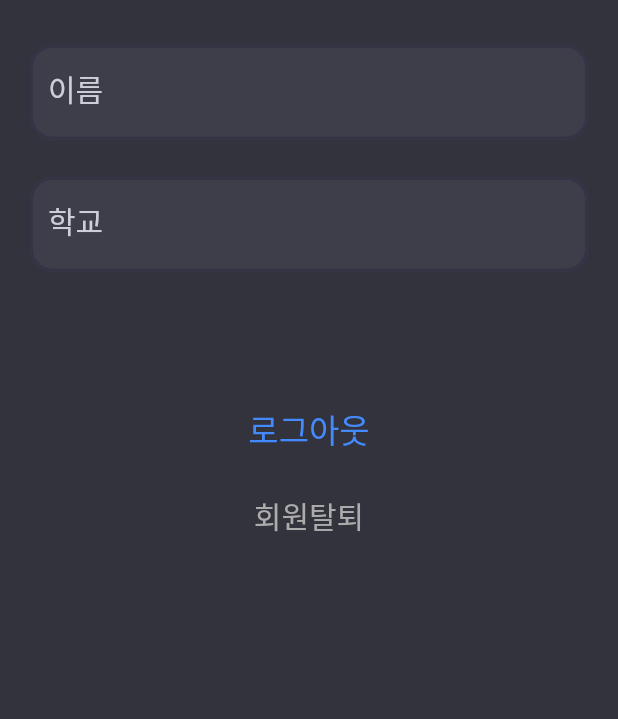
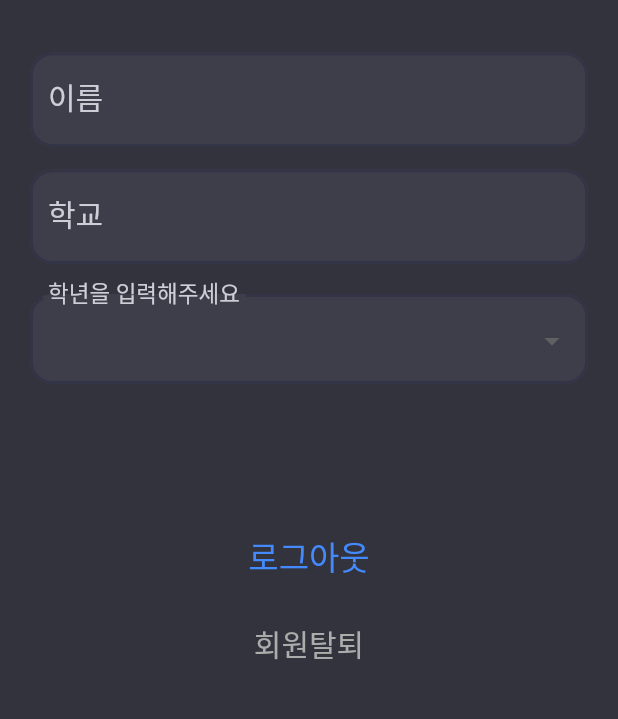
Before and after one commit to Eui9179/dor-app, a Flutter app: the Setting screen opened by its route, after a tap on "완료", on a phone screen of 412 x 824 dp, the part 294-1013 px from its top. Run offline on Flutter 3.47's test engine with Material 2 defaults, Android fonts, the phone set to English and light mode, and no system bars; drawn by our look-alikes of flutter_typeahead; our stand-ins replace contacts_service, dio, firebase_auth, firebase_core, flutter_secure_storage, get and 3 more; missing offline and left inert: direct_select_flutter; accounts and stored records are empty; network calls fail; statements that could not run were skipped.

Commit message:
feature/settings

```diff
--- a/lib/ui/screens/home/main_page_bar.dart
+++ b/lib/ui/screens/home/main_page_bar.dart
@@ -23,7 +23,7 @@ class MainPageBar extends StatelessWidget implements PreferredSizeWidget {
             SizedBox(
               width: 8,
             ),
-            Text('DOR',
+            Text('Fine',
                 style: TextStyle(
                   color: ColorPalette.font,
                   fontSize: 35,
--- a/lib/ui/screens/setting/settting.dart
+++ b/lib/ui/screens/setting/settting.dart
@@ -30,8 +30,11 @@ class _SettingState extends State<Setting> {
   XFile? _image;
   String? _name;
   String _originImage = '';
+  String _detail1 = '';
   bool _isName = true;
+  bool _isNameChange = false;
   bool _isGroup = true;
+  bool _isGroupChange = false;
   bool _isFile = false;
   bool _isLoading = false;
 
@@ -39,7 +42,9 @@ class _SettingState extends State<Setting> {
   void initState() {
     super.initState();
     //TODO: 현재는 그룹 한개만
-    _typeAheadController.text = Get.find<MyGroupsController>().groups[0]["name"];
+    _typeAheadController.text =
+        Get.find<MyGroupsController>().groups[0]["name"];
+    _detail1 = Get.find<MyGroupsController>().groups[0]["detail1"];
     _name = Get.find<MyProfileController>().name;
     _originImage = Get.find<MyProfileController>().profileImage;
   }
@@ -132,7 +137,7 @@ class _SettingState extends State<Setting> {
                   height: 20,
                 ),
                 Container(
-                  margin: const EdgeInsets.only(top: 10, bottom: 10),
+                  margin: const EdgeInsets.only(top: 15, bottom: 15),
                   child: Column(
                     children: [
                       TextFormField(
@@ -155,6 +160,7 @@ class _SettingState extends State<Setting> {
                           } else {
                             setState(() {
                               _isName = true;
+                              _isNameChange = true;
                             });
                           }
                         },
@@ -183,9 +189,6 @@ class _SettingState extends State<Setting> {
                       ),
                     ],
                   ),
-                ),
-                const SizedBox(
-                  height: 15,
                 ),
                 TypeAheadField(
                     textFieldConfiguration: TextFieldConfiguration(
@@ -220,6 +223,7 @@ class _SettingState extends State<Setting> {
                             _groups.clear(); // 그룹 여러개로 했을 때 지워야됨
                             _groups.add(val);
                             _isGroup = true;
+                            _isGroupChange = true;
                           });
                         }
                       },
@@ -241,8 +245,62 @@ class _SettingState extends State<Setting> {
                         _groups.clear();
                         _groups.add(_typeAheadController.text);
                         _isGroup = true;
+                        _isGroupChange = true;
                       });
                     }),
+                Container(
+                  margin: EdgeInsets.only(top: 20, bottom: 10),
+                  height: 60,
+                  child: InputDecorator(
+                    decoration: InputDecoration(
+                      fillColor: const Color.fromARGB(255, 62, 62, 75),
+                      filled: true,
+                      labelText: '학년을 입력해주세요',
+                      labelStyle: const TextStyle(
+                          color: Color.fromARGB(255, 206, 206, 215),
+                          fontSize: 20),
+                      border: OutlineInputBorder(
+                        borderRadius: BorderRadius.circular(10.0),
+                      ),
+                      enabledBorder: OutlineInputBorder(
+                          borderRadius: BorderRadius.circular(15.0),
+                          borderSide: const BorderSide(
+                              color: Color.fromARGB(255, 52, 52, 71),
+                              width: 2)),
+                    ),
+                    child: DropdownButton<String>(
+                        value: _detail1,
+                        icon: const Icon(Icons.arrow_drop_down),
+                        elevation: 16,
+                        style: const TextStyle(color: ColorPalette.font),
+                        isExpanded: true,
+                        dropdownColor: ColorPalette.mainBackgroundColor,
+                        underline: Container(
+                          height: 2,
+                        ),
+                        onChanged: (String? newValue) {
+                          setState(() {
+                            _detail1 = newValue!;
+                            _isGroupChange = true;
+                          });
+                        },
+                        items: _groups.isEmpty || _groups[0].contains("초등학교")
+                            ? <String>['1', '2', '3', '4', '5', '6']
+                                .map<DropdownMenuItem<String>>((String value) {
+                                return DropdownMenuItem<String>(
+                                  value: value,
+                                  child: Text(value),
+                                );
+                              }).toList()
+                            : <String>['1', '2', '3']
+                                .map<DropdownMenuItem<String>>((String value) {
+                                return DropdownMenuItem<String>(
+                                  value: value,
+                                  child: Text(value),
+                                );
+                              }).toList()),
+                  ),
+                ),
                 const SizedBox(
                   height: 80,
                 ),
@@ -284,9 +342,14 @@ class _SettingState extends State<Setting> {
       Map profileData = {
         'isFile': _isFile,
         'file': _image,
-        'name': _name,
-        'groups': [_typeAheadController.text]
+        'name': _isNameChange ? _name : null,
+        'groups': _isGroupChange
+            ? [
+                {'name': _typeAheadController.text, 'detail1': _detail1}
+              ]
+            : null,
       };
+      print('profileData $profileData');
       Future<Map<String, dynamic>> response =
           dioApiUpdateMyProfile(profileData, accessToken);
       response.then((res) {
@@ -296,8 +359,9 @@ class _SettingState extends State<Setting> {
         int statusCode = res["statusCode"];
         if (statusCode == 200) {
           Get.find<MyProfileController>().setMyName(_name!);
-          Get.find<MyGroupsController>()
-              .setMyGroups([_typeAheadController.text]);
+          Get.find<MyGroupsController>().setMyGroups([
+            {'name': _typeAheadController.text, 'detail1': _detail1}
+          ]);
           Get.find<MyProfileController>().setMyProfileImage(res['data']);
           notification(context, '저장 완료!', warning: false);
         } else if (statusCode == 401) {
@@ -333,7 +397,9 @@ class _SettingState extends State<Setting> {
   }
 
   Future getImageFromGallery() async {
-    await ImagePicker().pickImage(source: ImageSource.gallery, imageQuality: 30).then((image) {
+    await ImagePicker()
+        .pickImage(source: ImageSource.gallery, imageQuality: 30)
+        .then((image) {
       setState(() {
         _image = image;
         if (image == null) {
```
Also changed, not shown: lib/ui/screens/authentication/signup/step1_profile.dart (+0 -8 lines).
